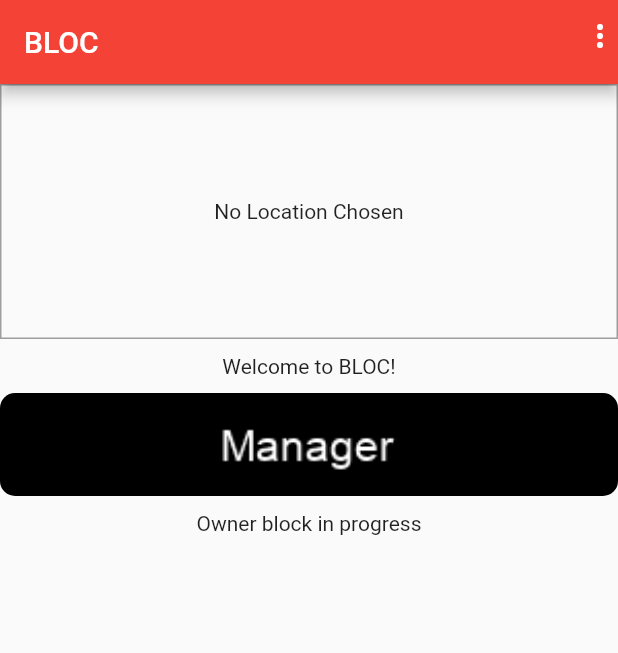
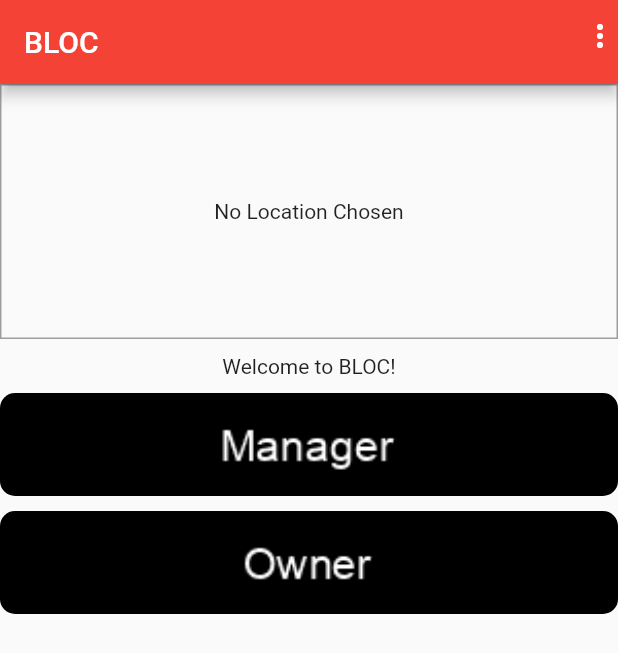
Before and after one commit to novjean/bloc, a Flutter app: the screen it shows once a user with an empty profile is signed in, on a phone screen of 412 x 824 dp. Shown: the top 653 px of the screen. Run offline on Flutter 3.47's test engine with Material 2 defaults, Android fonts, the phone set to English and light mode, and no system bars; our stand-ins replace cloud_firestore, firebase_auth, firebase_core, firebase_storage, google_maps_flutter, image_picker and 1 more; accounts and stored records are empty.

Commit message:
added owner block with navigation wired in

```diff
--- a/lib/screens/home_screen.dart
+++ b/lib/screens/home_screen.dart
@@ -1,4 +1,4 @@
-import 'package:bloc/widgets/display_box.dart';
+import 'package:bloc/widgets/display_image_box.dart';
 import 'package:bloc/widgets/map/location_input.dart';
 import 'package:firebase_auth/firebase_auth.dart';
 import 'package:flutter/material.dart';
@@ -57,15 +57,17 @@ class HomeScreen extends StatelessWidget {
           SizedBox(
             height: 10,
           ),
-          DisplayBox(),
+          DisplayImageBox('manager', 'assets/images/textblock-manager.png'),
           SizedBox(
             height: 10,
           ),
-          Container(
-            child: Center(
-              child: Text('Owner block in progress'),
-            ),
-          ),
+          DisplayImageBox('owner', 'assets/images/textblock-owner.png'),
+
+          // Container(
+          //   child: Center(
+          //     child: Text('Owner block in progress'),
+          //   ),
+          // ),
         ],
       ),
     );
--- a/lib/widgets/display_box.dart
+++ /dev/null
@@ -1,86 +0,0 @@
-import 'package:bloc/screens/manager_screen.dart';
-import 'package:flutter/material.dart';
-
-class DisplayBox extends StatelessWidget {
-  const DisplayBox({Key key}) : super(key: key);
-
-  @override
-  Widget build(BuildContext context) {
-    return ClipRRect(
-      borderRadius: BorderRadius.circular(10),
-      child: GridTile(
-        child: GestureDetector(
-          onTap: () {
-            // Navigator.of(context).push(MaterialPageRoute(builder: (ctx) => ProductDetailScreen(title)),);
-            Navigator.of(context).pushNamed(
-              ManagerScreen.routeName,
-              // arguments: product.id,
-            );
-          },
-          child: Hero(
-            // hero should be wired in with where we are animating to
-            tag: 'testing_manager',
-            child:
-            // Container(
-            //   child: Center(
-            //     child: Text('Owner block in progress'),
-            //   ),
-            // ),
-            FadeInImage(
-              placeholder: AssetImage('assets/images/textblock-manager'),
-              image: AssetImage('assets/images/textblock-manager.png'),
-              // NetworkImage(''),
-              fit: BoxFit.cover,
-            ),
-          ),
-        ),
-        // footer: GridTileBar(
-        //   backgroundColor: Colors.black87,
-        //   // leading is adding a widget at the beginning
-        //   leading: Consumer<Product>(
-        //     builder: (ctx, product, child) => IconButton(
-        //       icon: Icon(
-        //         product.isFavorite ? Icons.favorite : Icons.favorite_border,
-        //       ),
-        //       onPressed: () {
-        //         product.toggleFavoriteStatus(authData.token, authData.userId);
-        //       },
-        //       // so if we had something that is constant,
-        //       // then point it to the child and it will not be reloaded
-        //       // label: child,
-        //       color: Theme.of(context).accentColor,
-        //     ),
-        //     child: Text('Never changes!'),
-        //   ),
-        //   title: Text(
-        //     product.title,
-        //     textAlign: TextAlign.center,
-        //   ),
-        //   trailing: IconButton(
-        //     icon: Icon(Icons.shopping_cart),
-        //     onPressed: () {
-        //       cart.addItem(product.id, product.price, product.title);
-        //
-        //       // info popup
-        //       // this captures the nearest widget that controls the page
-        //       ScaffoldMessenger.of(context).hideCurrentSnackBar();
-        //       ScaffoldMessenger.of(context).showSnackBar(SnackBar(
-        //         content: Text('Added item to cart!'),
-        //         duration: Duration(seconds: 2),
-        //         action: SnackBarAction(
-        //           label: 'UNDO',
-        //           onPressed: () {
-        //             cart.removeSingleItem(product.id);
-        //           },
-        //         ),
-        //       ));
-        //       // Scaffold.of(context).openDrawer();
-        //     },
-        //     color: Theme.of(context).accentColor,
-        //   ),
-        // ),
-      ),
-    );
-
-  }
-}
--- /dev/null
+++ b/lib/widgets/display_image_box.dart
@@ -0,0 +1,42 @@
+import 'package:bloc/screens/manager_screen.dart';
+import 'package:bloc/screens/owner_screen.dart';
+import 'package:flutter/material.dart';
+
+class DisplayImageBox extends StatelessWidget {
+  String imageTitle;
+  String imageUrl;
+
+  DisplayImageBox(this.imageTitle,
+      this.imageUrl); // const DisplayBox(String s, {Key key}) : super(key: key);
+
+  @override
+  Widget build(BuildContext context) {
+    return ClipRRect(
+      borderRadius: BorderRadius.circular(10),
+      child: GridTile(
+        child: GestureDetector(
+          onTap: () {
+            // Navigator.of(context).push(MaterialPageRoute(builder: (ctx) => ProductDetailScreen(title)),);
+            Navigator.of(context).pushNamed(
+              imageTitle == 'manager'
+                  ? ManagerScreen.routeName
+                  : OwnerScreen.routeName,
+              // arguments: product.id,
+            );
+          },
+          child: Hero(
+            // hero should be wired in with where we are animating to
+            tag: imageTitle,
+            child:
+                FadeInImage(
+              placeholder: AssetImage(imageUrl),
+              image: AssetImage(imageUrl),
+              // NetworkImage(''),
+              fit: BoxFit.cover,
+            ),
+          ),
+        ),
+      ),
+    );
+  }
+}
--- a/pubspec.yaml
+++ b/pubspec.yaml
@@ -69,6 +69,7 @@ flutter:
   # To add assets to your application, add an assets section, like this:
   assets:
     - assets/images/textblock-manager.png
+    - assets/images/textblock-owner.png
   #   - images/a_dot_ham.jpeg
 
   # An image asset can refer to one or more resolution-specific "variants", see
```
